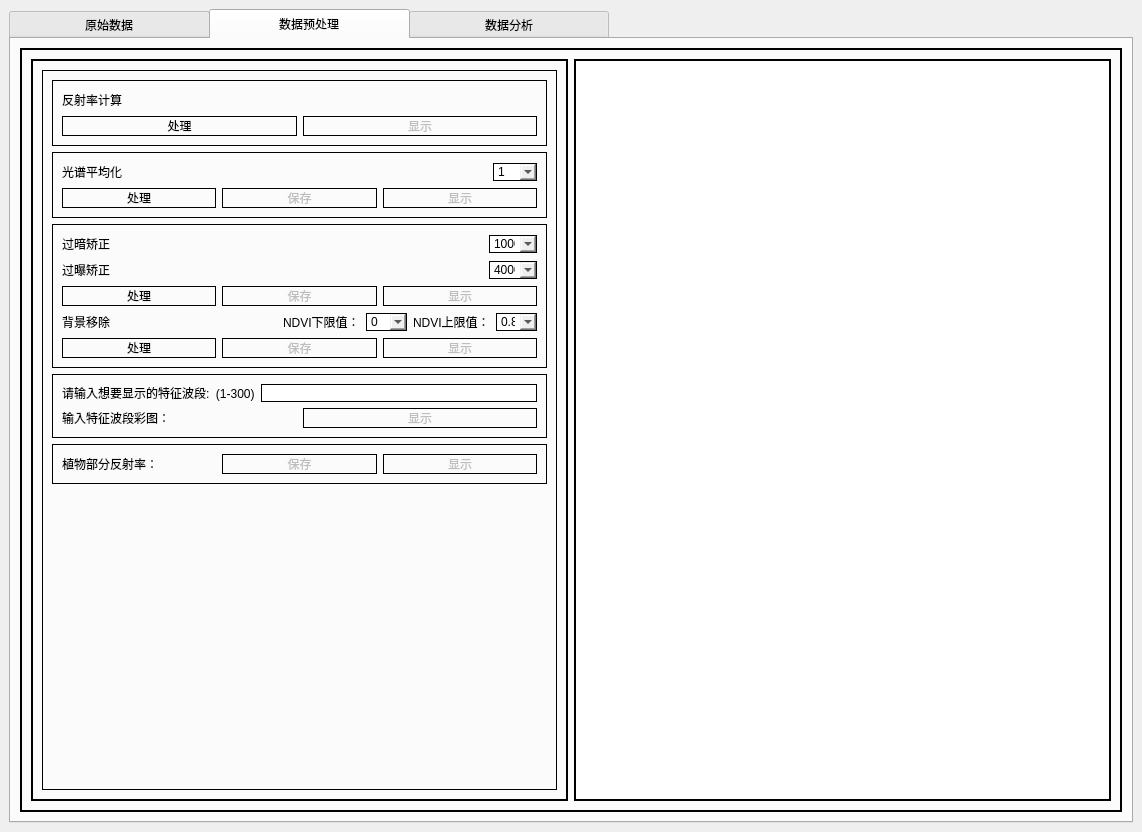
Qt form MainWindow.ui (InfiniteTree/HSI-Data-Processing) before a commit.
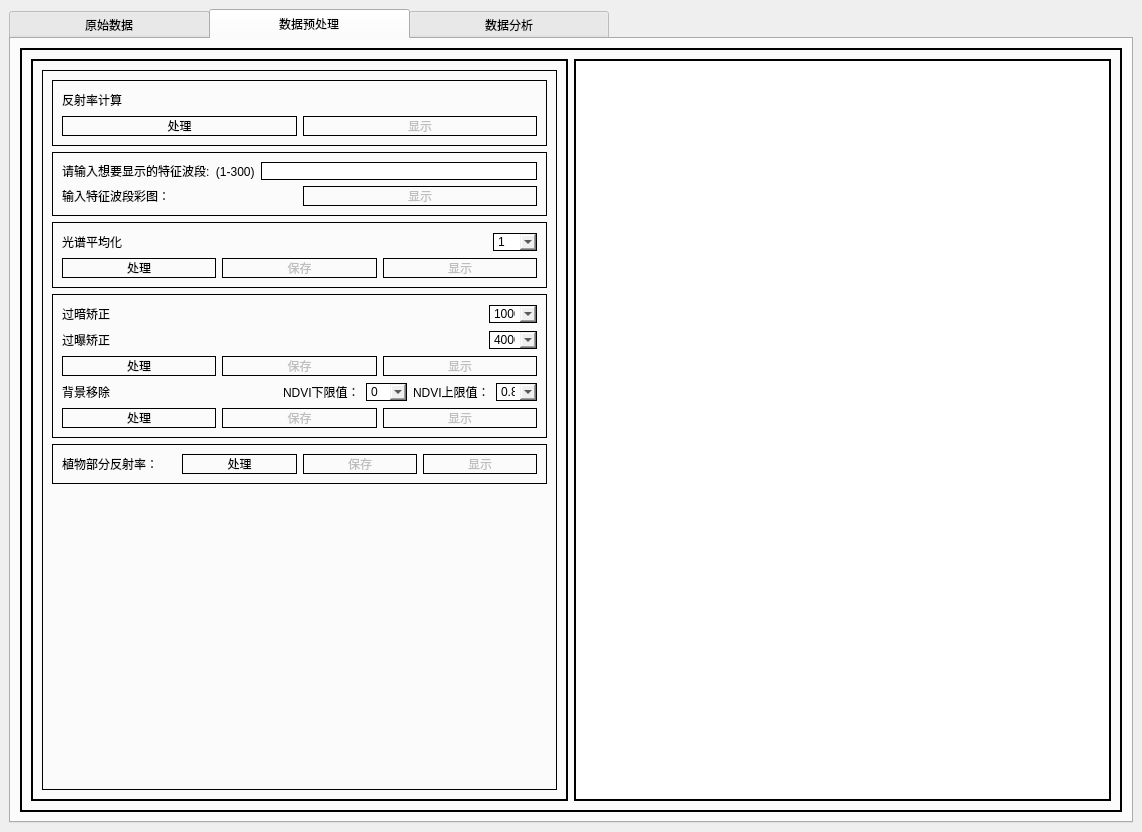
The same form after that commit. The open tabs and pages were chosen to show the change. Icons and pictures are not drawn.

```diff
--- a/MainWindow.ui
+++ b/MainWindow.ui
@@ -756,6 +756,62 @@
                    </layout>
                   </widget>
                  </item>
+                 <item>
+                  <widget class="QFrame" name="frame_22">
+                   <property name="frameShape">
+                    <enum>QFrame::StyledPanel</enum>
+                   </property>
+                   <property name="frameShadow">
+                    <enum>QFrame::Raised</enum>
+                   </property>
+                   <layout class="QVBoxLayout" name="verticalLayout_23">
+                    <item>
+                     <layout class="QHBoxLayout" name="horizontalLayout_48">
+                      <item>
+                       <widget class="QLabel" name="label_24">
+                        <property name="styleSheet">
+                         <string notr="true">Border:None;</string>
+                        </property>
+                        <property name="text">
+                         <string>请输入想要显示的特征波段:  (1-300)</string>
+                        </property>
+                       </widget>
+                      </item>
+                      <item>
+                       <widget class="QLineEdit" name="reflectWaveSelectLineEdit"/>
+                      </item>
+                     </layout>
+                    </item>
+                    <item>
+                     <layout class="QHBoxLayout" name="horizontalLayout_58">
+                      <item>
+                       <widget class="QLabel" name="label_29">
+                        <property name="styleSheet">
+                         <string notr="true">Border:None;</string>
+                        </property>
+                        <property name="text">
+                         <string>输入特征波段彩图：</string>
+                        </property>
+                       </widget>
+                      </item>
+                      <item>
+                       <widget class="QPushButton" name="reflectShowBtn">
+                        <property name="enabled">
+                         <bool>false</bool>
+                        </property>
+                        <property name="cursor">
+                         <cursorShape>PointingHandCursor</cursorShape>
+                        </property>
+                        <property name="text">
+                         <string>显示</string>
+                        </property>
+                       </widget>
+                      </item>
+                     </layout>
+                    </item>
+                   </layout>
+                  </widget>
+                 </item>
                  <item>
                   <widget class="QFrame" name="frame_19">
                    <property name="frameShape">
@@ -1215,62 +1271,6 @@
                    </layout>
                   </widget>
                  </item>
-                 <item>
-                  <widget class="QFrame" name="frame_17">
-                   <property name="frameShape">
-                    <enum>QFrame::StyledPanel</enum>
-                   </property>
-                   <property name="frameShadow">
-                    <enum>QFrame::Raised</enum>
-                   </property>
-                   <layout class="QVBoxLayout" name="verticalLayout_17">
-                    <item>
-                     <layout class="QHBoxLayout" name="horizontalLayout_46">
-                      <item>
-                       <widget class="QLabel" name="label_22">
-                        <property name="styleSheet">
-                         <string notr="true">Border:None;</string>
-                        </property>
-                        <property name="text">
-                         <string>请输入想要显示的特征波段:  (1-300)</string>
-                        </property>
-                       </widget>
-                      </item>
-                      <item>
-                       <widget class="QLineEdit" name="reflectWaveSelectLineEdit"/>
-                      </item>
-                     </layout>
-                    </item>
-                    <item>
-                     <layout class="QHBoxLayout" name="horizontalLayout_55">
-                      <item>
-                       <widget class="QLabel" name="label_28">
-                        <property name="styleSheet">
-                         <string notr="true">Border:None;</string>
-                        </property>
-                        <property name="text">
-                         <string>输入特征波段彩图：</string>
-                        </property>
-                       </widget>
-                      </item>
-                      <item>
-                       <widget class="QPushButton" name="reflectShowBtn">
-                        <property name="enabled">
-                         <bool>false</bool>
-                        </property>
-                        <property name="cursor">
-                         <cursorShape>PointingHandCursor</cursorShape>
-                        </property>
-                        <property name="text">
-                         <string>显示</string>
-                        </property>
-                       </widget>
-                      </item>
-                     </layout>
-                    </item>
-                   </layout>
-                  </widget>
-                 </item>
                  <item>
                   <widget class="QFrame" name="frame_21">
                    <property name="frameShape">
@@ -1292,6 +1292,16 @@
                         </property>
                        </widget>
                       </item>
+                      <item>
+                       <widget class="QPushButton" name="RefGeneBtn_2">
+                        <property name="cursor">
+                         <cursorShape>PointingHandCursor</cursorShape>
+                        </property>
+                        <property name="text">
+                         <string>处理</string>
+                        </property>
+                       </widget>
+                      </item>
                       <item>
                        <widget class="QPushButton" name="RefSaveBtn">
                         <property name="enabled">
```
Left out of the diff: 13 changed lines with no effect on the pictures.
